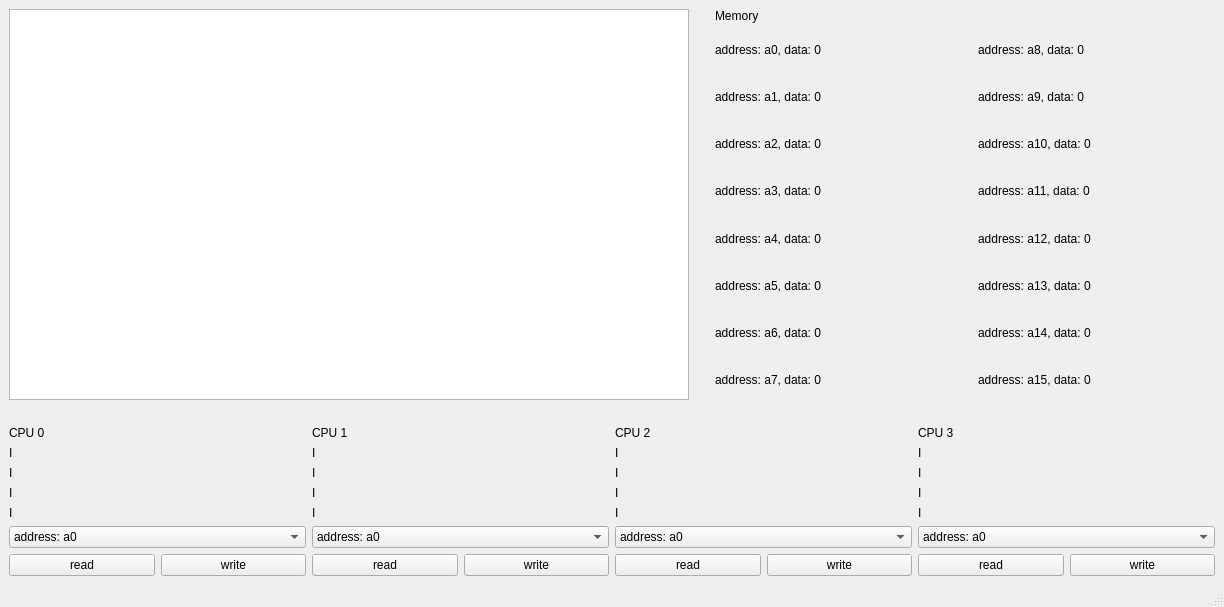
This is MainWindow/mainwindow.ui in tutibase/Multiprocessor-system as Qt 5 draws it before an edit. The edited form follows.
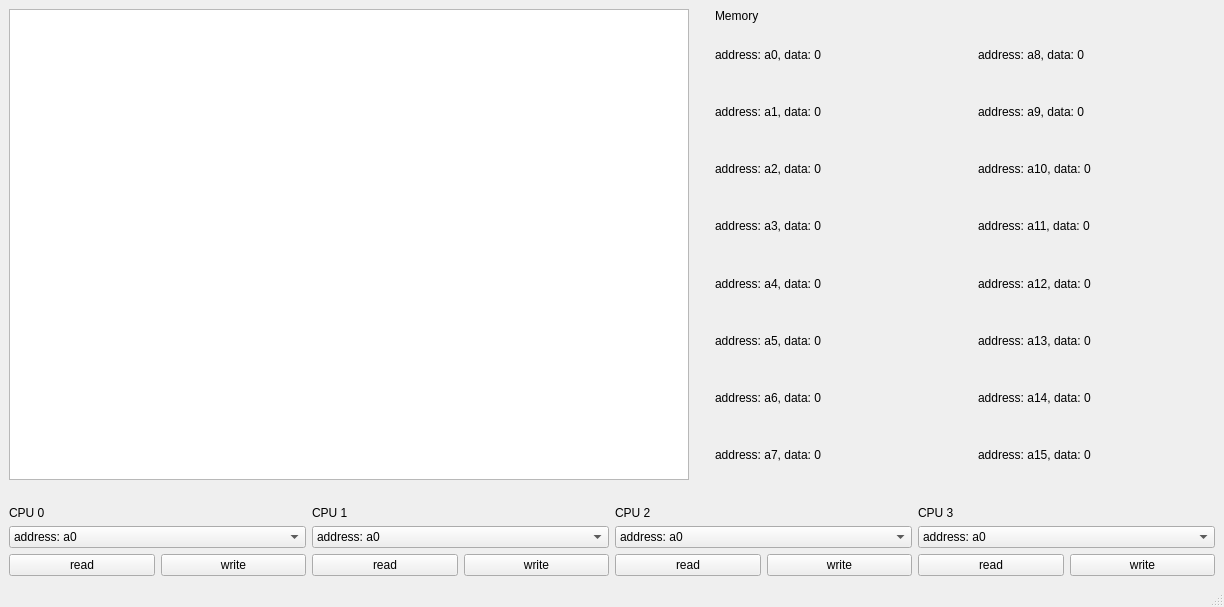
This is the edited form.

Commit message: refactor: delete labels from ui, add vector of labels

What changed in the file:
```diff
--- a/MainWindow/mainwindow.ui
+++ b/MainWindow/mainwindow.ui
@@ -194,34 +194,6 @@
           </property>
          </widget>
         </item>
-        <item>
-         <widget class="QLabel" name="cache_0_0">
-          <property name="text">
-           <string>I </string>
-          </property>
-         </widget>
-        </item>
-        <item>
-         <widget class="QLabel" name="cache_0_1">
-          <property name="text">
-           <string>I </string>
-          </property>
-         </widget>
-        </item>
-        <item>
-         <widget class="QLabel" name="cache_0_2">
-          <property name="text">
-           <string>I </string>
-          </property>
-         </widget>
-        </item>
-        <item>
-         <widget class="QLabel" name="cache_0_3">
-          <property name="text">
-           <string>I </string>
-          </property>
-         </widget>
-        </item>
         <item>
          <widget class="QComboBox" name="comboBox_0">
           <item>
@@ -335,34 +307,6 @@
           </property>
          </widget>
         </item>
-        <item>
-         <widget class="QLabel" name="cache_1_0">
-          <property name="text">
-           <string>I </string>
-          </property>
-         </widget>
-        </item>
-        <item>
-         <widget class="QLabel" name="cache_1_1">
-          <property name="text">
-           <string>I </string>
-          </property>
-         </widget>
-        </item>
-        <item>
-         <widget class="QLabel" name="cache_1_2">
-          <property name="text">
-           <string>I </string>
-          </property>
-         </widget>
-        </item>
-        <item>
-         <widget class="QLabel" name="cache_1_3">
-          <property name="text">
-           <string>I </string>
-          </property>
-         </widget>
-        </item>
         <item>
          <widget class="QComboBox" name="comboBox_1">
           <item>
@@ -476,34 +420,6 @@
           </property>
          </widget>
         </item>
-        <item>
-         <widget class="QLabel" name="cache_2_0">
-          <property name="text">
-           <string>I </string>
-          </property>
-         </widget>
-        </item>
-        <item>
-         <widget class="QLabel" name="cache_2_1">
-          <property name="text">
-           <string>I </string>
-          </property>
-         </widget>
-        </item>
-        <item>
-         <widget class="QLabel" name="cache_2_2">
-          <property name="text">
-           <string>I </string>
-          </property>
-         </widget>
-        </item>
-        <item>
-         <widget class="QLabel" name="cache_2_3">
-          <property name="text">
-           <string>I </string>
-          </property>
-         </widget>
-        </item>
         <item>
          <widget class="QComboBox" name="comboBox_2">
           <item>
@@ -617,34 +533,6 @@
           </property>
          </widget>
         </item>
-        <item>
-         <widget class="QLabel" name="cache_3_0">
-          <property name="text">
-           <string>I </string>
-          </property>
-         </widget>
-        </item>
-        <item>
-         <widget class="QLabel" name="cache_3_1">
-          <property name="text">
-           <string>I </string>
-          </property>
-         </widget>
-        </item>
-        <item>
-         <widget class="QLabel" name="cache_3_2">
-          <property name="text">
-           <string>I </string>
-          </property>
-         </widget>
-        </item>
-        <item>
-         <widget class="QLabel" name="cache_3_3">
-          <property name="text">
-           <string>I </string>
-          </property>
-         </widget>
-        </item>
         <item>
          <widget class="QComboBox" name="comboBox_3">
           <item>
```
The commit also changes 2 other files.
